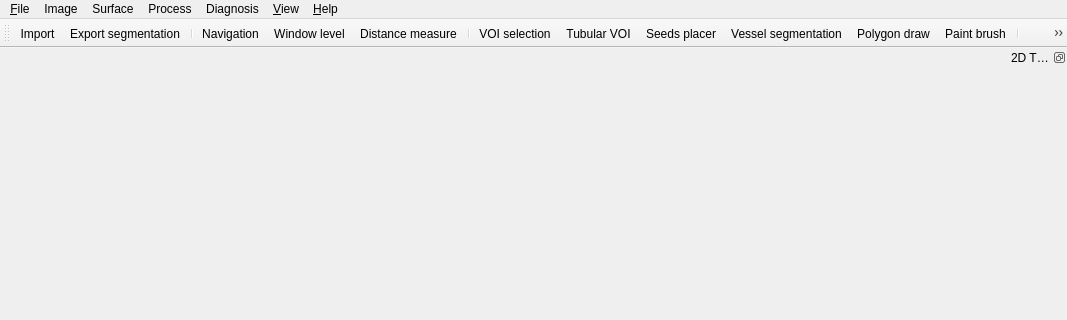
wuzhuobin/PlaqueQuant, file codes/View/MainWindow.ui: the form before one commit; both pictures show x 0 to 1067 and y 0 to 320 of the 1067 by 800 pixel window.
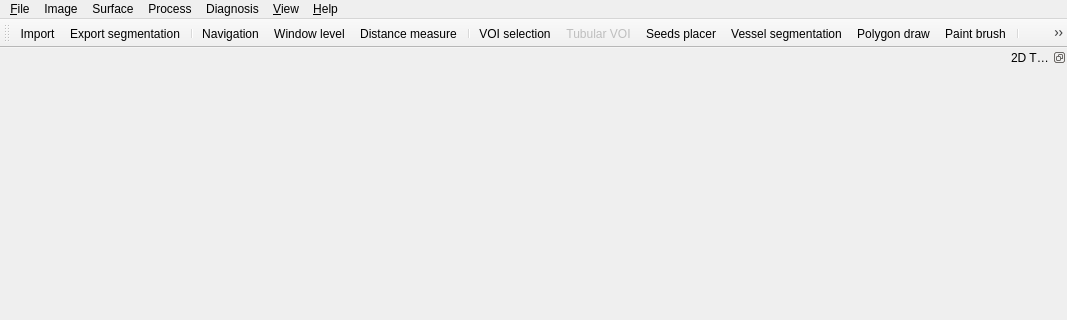
The form after the commit. Icons and pictures are not drawn.

Commit message: Close MIP window when mainwindow close

Diff of the .ui file:
```diff
--- a/codes/View/MainWindow.ui
+++ b/codes/View/MainWindow.ui
@@ -923,6 +923,9 @@
    <property name="checkable">
     <bool>true</bool>
    </property>
+   <property name="enabled">
+    <bool>false</bool>
+   </property>
    <property name="icon">
     <iconset resource="../Main/resources/IADE_Analyzer.qrc">
      <normaloff>:/icons/aami10-90-512.png</normaloff>:/icons/aami10-90-512.png</iconset>
```
Left out of the diff: 3 changed lines with no effect on the pictures. The commit also changes 6 other files.
